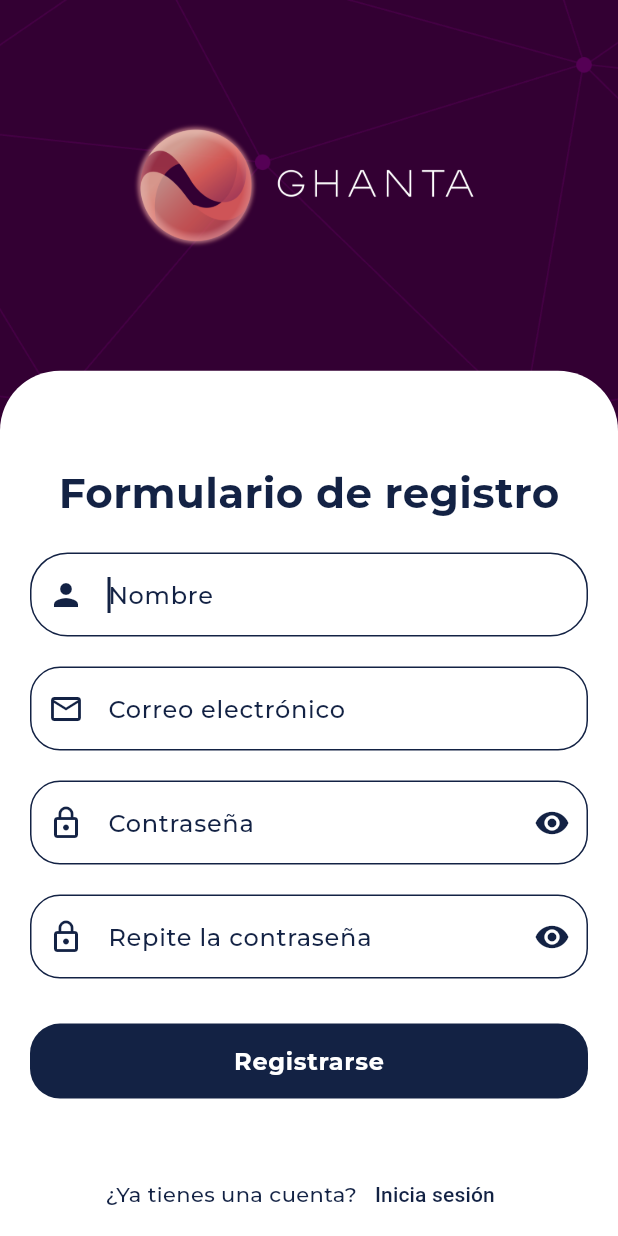
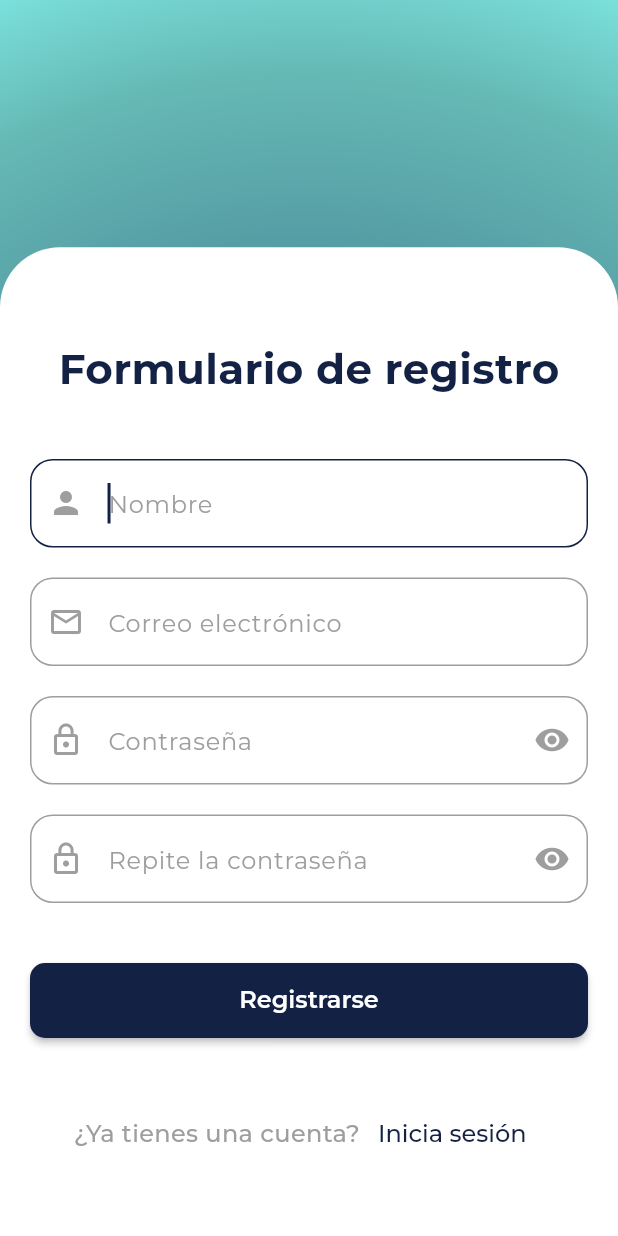
Before and after one commit to HadalyVillasclaras/somnia-ghanta, a Flutter app: the screen it shows after launch, after a tap on "Regístrate", on a phone screen of 412 x 824 dp. Run offline on Flutter 3.47's test engine with Material 3 defaults, Android fonts, the phone set to English and light mode, and no system bars; our stand-ins replace animate_do, appinio_swiper, dio, easy_date_timeline, flutter_dotenv, flutter_riverpod and 7 more; missing offline and left inert: fancy_audio_recorder, super_tooltip.

Commit message:
feat: login and register ui

```diff
--- a/lib/config/theme/app_theme.dart
+++ b/lib/config/theme/app_theme.dart
@@ -13,6 +13,7 @@ class AppTheme {
       secondary: primaryBlue, // Custom secondary color
       onSecondary:
           Color(0xFFFFFFFF), // Color for text/iconography on secondary color
+      tertiary: Colors.grey,
       error: Color(0xFFB00020), // Custom error color
       onError: Color(0xFFFFFFFF), // Color for text/iconography on error color
       background: Color.fromARGB(255, 255, 255, 255), // Custom background color
@@ -23,7 +24,8 @@ class AppTheme {
     );
 
     // Define text theme
-    const textTheme = TextTheme(
+    final textTheme = GoogleFonts.montserratTextTheme(
+      const TextTheme(
         displayLarge: TextStyle(fontSize: 57, fontWeight: FontWeight.w400),
         displayMedium: TextStyle(fontSize: 45, fontWeight: FontWeight.w400),
         displaySmall: TextStyle(fontSize: 36, fontWeight: FontWeight.w400),
@@ -32,27 +34,38 @@ class AppTheme {
         headlineSmall: TextStyle(fontSize: 20, fontWeight: FontWeight.w600),
         titleLarge: TextStyle(fontSize: 22, fontWeight: FontWeight.w600),
         titleMedium: TextStyle(fontSize: 18, fontWeight: FontWeight.w600),
-      titleSmall: TextStyle(fontSize: 14, fontWeight: FontWeight.w600),
-      bodyLarge: TextStyle(fontSize: 16, fontWeight: FontWeight.w500),
-      bodyMedium: TextStyle(fontSize: 14, fontWeight: FontWeight.w500),
-      bodySmall: TextStyle(fontSize: 12, fontWeight: FontWeight.w500),
+        titleSmall: TextStyle(fontSize: 16, fontWeight: FontWeight.w600),
+        bodyLarge: TextStyle(fontSize: 18, fontWeight: FontWeight.w500),
+        bodyMedium: TextStyle(fontSize: 16, fontWeight: FontWeight.w500),
+        bodySmall: TextStyle(fontSize: 14, fontWeight: FontWeight.w500),
         // Further customization can be added as needed
+      ),
     );
 
     // Define input decoration theme
     final inputDecorationTheme = InputDecorationTheme(
         border: OutlineInputBorder(
-        borderRadius: BorderRadius.circular(20),
-        borderSide: BorderSide(color: Color.fromARGB(255, 221, 45, 45)),
+          borderRadius: BorderRadius.circular(15),
+          borderSide: const BorderSide(color: Color.fromARGB(255, 221, 45, 45)),
         ),
         enabledBorder: OutlineInputBorder(
-        borderRadius: BorderRadius.circular(20),
-        borderSide: BorderSide(color: colorScheme.primaryContainer),
+          borderRadius: BorderRadius.circular(15),
+          borderSide: BorderSide(color: colorScheme.tertiary),
         ),
         focusedBorder: OutlineInputBorder(
-        borderRadius: BorderRadius.circular(25),
+          borderRadius: BorderRadius.circular(15),
           borderSide: BorderSide(color: colorScheme.primary),
         ),
+        hintStyle: textTheme.bodyMedium?.copyWith(
+          color: colorScheme.tertiary,
+          fontWeight: FontWeight.w400,
+        ),
+        labelStyle: textTheme.bodyMedium?.copyWith(
+            color: colorScheme.tertiary, fontWeight: FontWeight.w300
+        ),
+        iconColor: colorScheme.tertiary,
+        prefixIconColor: colorScheme.tertiary,
+        suffixIconColor: colorScheme.tertiary,
       );
 
     // BOTONES
@@ -62,7 +75,7 @@ class AppTheme {
           foregroundColor: colorScheme.onPrimary, // Text and icon color
           surfaceTintColor: Colors.transparent,
           shape: RoundedRectangleBorder(
-            borderRadius: BorderRadius.circular(8),
+            borderRadius: BorderRadius.circular(10),
           ),
           elevation: 2,
           textStyle: textTheme.titleSmall),
@@ -73,16 +86,32 @@ class AppTheme {
         backgroundColor: colorScheme.primary,
         foregroundColor: colorScheme.onPrimary, // Text and icon color
         shape: RoundedRectangleBorder(
-          borderRadius: BorderRadius.circular(8),
+          borderRadius: BorderRadius.circular(10),
         ),
         textStyle: textTheme.titleSmall,
+      ),
+    );
+
+    final textButtonTheme = TextButtonThemeData(
+      style: TextButton.styleFrom(
+        backgroundColor:Colors.transparent, // Typically, TextButtons have no background
+        foregroundColor: colorScheme.primary, // Text and icon color
+        shape: RoundedRectangleBorder(
+          borderRadius: BorderRadius.circular(10),
+        ),
+        textStyle: GoogleFonts.montserrat(
+          fontSize: textTheme.bodyMedium?.fontSize,
+          fontWeight: textTheme.bodyMedium?.fontWeight,
+          letterSpacing: textTheme.bodyMedium?.letterSpacing,
+        ),
       ),
     );
 
     return ThemeData(
         useMaterial3: true,
         colorScheme: colorScheme,
-      textTheme: GoogleFonts.montserratTextTheme(textTheme),
+        textTheme: textTheme,
+        textButtonTheme: textButtonTheme,
         inputDecorationTheme: inputDecorationTheme,
         elevatedButtonTheme: elevatedButtonTheme,
         filledButtonTheme: filledButtonTheme
--- a/lib/presentation/screens/auth/login_screen.dart
+++ b/lib/presentation/screens/auth/login_screen.dart
@@ -27,7 +27,7 @@ class LoginScreen extends ConsumerWidget {
         body: Container(
           decoration: const BoxDecoration(
             image: DecorationImage(
-                image: AssetImage('assets/images/bg-night.png'),
+                image: AssetImage('assets/images/gradient-bg.png'),
                 fit: BoxFit.cover),
           ),
           child: Column(
@@ -35,11 +35,8 @@ class LoginScreen extends ConsumerWidget {
               Container(
                   padding: const EdgeInsets.all(20),
                   width: double.infinity,
-                  height: sizes.height * 0.3,
-                  child: Image.asset(
-                    'assets/images/logo_negativo.png',
-                    width: sizes.width * 0.2,
-                  )),
+                  height: sizes.height * 0.2,
+                  ),
               Expanded(
                 child: Container(
                   padding: const EdgeInsets.all(20),
@@ -87,6 +84,7 @@ class _LoginFormState extends ConsumerState<LoginForm> {
   @override
   Widget build(BuildContext context) {
     final loginForm = ref.watch(loginFormProvider);
+    final theme = Theme.of(context);
 
     ref.listen(authProvider, ((previous, next) {
     if (next.errorMessage.isEmpty  ) return;
@@ -106,7 +104,7 @@ class _LoginFormState extends ConsumerState<LoginForm> {
             fontWeight: FontWeight.bold,
           ),
         ),
-        const SizedBox(height: 20),
+        const SizedBox(height: 40),
         TextField(
           keyboardType: TextInputType.emailAddress,
           autofocus: true,
@@ -142,8 +140,8 @@ class _LoginFormState extends ConsumerState<LoginForm> {
                     });
                   })),
         ),
-        const SizedBox(height: 20),
-        FilledButton(
+        const SizedBox(height: 40),
+        ElevatedButton(
             onPressed: () {
               ref.read(loginFormProvider.notifier).onFormSubmitted();
               // Cerramos el teclado
@@ -151,9 +149,6 @@ class _LoginFormState extends ConsumerState<LoginForm> {
             },
             style: ElevatedButton.styleFrom(
               minimumSize: const Size(double.infinity, 50),
-              shape: RoundedRectangleBorder(
-                borderRadius: BorderRadius.circular(20),
-              ),
             ),
             child: loginForm.isPosting
                 ? const SizedBox(
@@ -163,16 +158,12 @@ class _LoginFormState extends ConsumerState<LoginForm> {
                       color: Colors.white,
                     ),
                   )
-                : Text('Iniciar Sesión',
-                    style: Theme.of(context).textTheme.bodyLarge!.copyWith(
-                          color: Colors.white,
-                          fontWeight: FontWeight.bold,
-                        ))),
+                : const Text('Iniciar Sesión')),
         const SizedBox(height: 40),
         Row(
           mainAxisAlignment: MainAxisAlignment.center,
           children: [
-            const Text('¿No tienes una cuenta?'),
+            Text('¿No tienes una cuenta?', style: TextStyle(color: theme.colorScheme.tertiary ),),
             TextButton(
               onPressed: () {
                 context.push('/register');
--- a/lib/presentation/screens/auth/register_screen.dart
+++ b/lib/presentation/screens/auth/register_screen.dart
@@ -45,7 +45,7 @@ class RegisterScreen extends ConsumerWidget {
       body: Container(
         decoration: const BoxDecoration(
           image: DecorationImage(
-              image: AssetImage('assets/images/bg-night.png'),
+              image: AssetImage('assets/images/gradient-bg.png'),
               fit: BoxFit.cover),
         ),
         child: Column(
@@ -53,11 +53,8 @@ class RegisterScreen extends ConsumerWidget {
             Container(
                 padding: const EdgeInsets.all(20),
                 width: double.infinity,
-                height: sizes.height * 0.3,
-                child: Image.asset(
-                  'assets/images/logo_negativo.png',
-                  width: sizes.width * 0.2,
-                )),
+                height: sizes.height * 0.2,
+              ),
             Expanded(
               child: Container(
                 padding: const EdgeInsets.all(20),
@@ -99,6 +96,7 @@ class _RegisterFormState extends ConsumerState<RegisterForm> {
 
   @override
   Widget build(BuildContext context) {
+    final theme = Theme.of(context);
     final registerForm = ref.watch(registerFormProvider);
 
     return Form(
@@ -114,7 +112,7 @@ class _RegisterFormState extends ConsumerState<RegisterForm> {
               fontWeight: FontWeight.bold,
             ),
           ),
-          const SizedBox(height: 20),
+          const SizedBox(height: 40),
           TextFormField(
             keyboardType: TextInputType.text,
             autofocus: true,
@@ -183,8 +181,8 @@ class _RegisterFormState extends ConsumerState<RegisterForm> {
                       });
                     })),
           ),
-          const SizedBox(height: 30),
-          FilledButton(
+          const SizedBox(height: 40),
+          ElevatedButton(
             onPressed: () {
               ref.read(registerFormProvider.notifier).onFormSubmit();
               // Cerramos el teclado
@@ -192,9 +190,6 @@ class _RegisterFormState extends ConsumerState<RegisterForm> {
             },
             style: ElevatedButton.styleFrom(
               minimumSize: const Size(double.infinity, 50),
-              shape: RoundedRectangleBorder(
-                borderRadius: BorderRadius.circular(20),
-              ),
             ),
             child: registerForm.isPosting
               ? const SizedBox(
@@ -204,16 +199,13 @@ class _RegisterFormState extends ConsumerState<RegisterForm> {
                   color: Colors.white,
                 ),
               )
-              : Text('Registrarse',
-                style: Theme.of(context).textTheme.bodyLarge!.copyWith(
-                  color: Colors.white,
-                  fontWeight: FontWeight.bold,
-                ))),
+              : Text('Registrarse',)
+            ),
           const SizedBox(height: 40),
           Row(
             mainAxisAlignment: MainAxisAlignment.center,
             children: [
-              const Text('¿Ya tienes una cuenta?'),
+              Text('¿Ya tienes una cuenta?', style: TextStyle(color: theme.colorScheme.tertiary ),),
               TextButton(
                 onPressed: () {
                   context.push('/login');
--- a/lib/presentation/screens/splash/splash_screen.dart
+++ b/lib/presentation/screens/splash/splash_screen.dart
@@ -9,7 +9,7 @@ class SplashScreen extends StatelessWidget {
       body: Container(
         decoration: const BoxDecoration(
           image: DecorationImage(
-            image: AssetImage("assets/images/splash-bg.png"),
+            image: AssetImage("assets/images/gradient-bg.png"),
             fit: BoxFit.cover,
           ),
         ),
```
Also changed, not shown: assets/images/gradient-bg.png (renamed from assets/images/splash-bg.png). Lines whose indentation alone changed are shown as unchanged.
